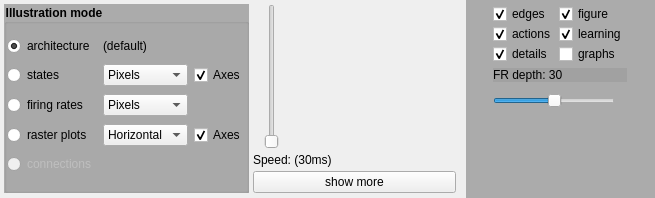
The window that BrainStdGUI/source/windows/controlswidget.ui (brainstudio-team/BrainStudio) describes before a commit, drawn with Qt 5.
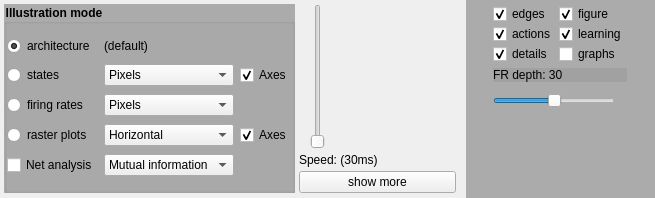
The same window after the commit.

Commit message: The front end is now ready to illustrate network properties

The edit to the form file:
```diff
--- a/BrainStdGUI/source/windows/controlswidget.ui
+++ b/BrainStdGUI/source/windows/controlswidget.ui
@@ -138,16 +138,6 @@
          </item>
         </widget>
        </item>
-       <item row="10" column="0">
-        <widget class="QRadioButton" name="modeNetworkRadioButton">
-         <property name="enabled">
-          <bool>false</bool>
-         </property>
-         <property name="text">
-          <string>connections</string>
-         </property>
-        </widget>
-       </item>
        <item row="4" column="0">
         <widget class="QRadioButton" name="modeCRadioButton">
          <property name="text">
@@ -155,6 +145,20 @@
          </property>
         </widget>
        </item>
+       <item row="5" column="1">
+        <widget class="QComboBox" name="rOrientation">
+         <item>
+          <property name="text">
+           <string>Horizontal</string>
+          </property>
+         </item>
+         <item>
+          <property name="text">
+           <string>Vertical</string>
+          </property>
+         </item>
+        </widget>
+       </item>
        <item row="2" column="0">
         <widget class="QRadioButton" name="modeStatesRadioButton">
          <property name="text">
@@ -175,20 +179,6 @@
          </property>
         </widget>
        </item>
-       <item row="5" column="1">
-        <widget class="QComboBox" name="rOrientation">
-         <item>
-          <property name="text">
-           <string>Horizontal</string>
-          </property>
-         </item>
-         <item>
-          <property name="text">
-           <string>Vertical</string>
-          </property>
-         </item>
-        </widget>
-       </item>
        <item row="5" column="2">
         <widget class="QCheckBox" name="rAxes">
          <property name="text">
@@ -199,6 +189,27 @@
          </property>
         </widget>
        </item>
+       <item row="6" column="0">
+        <widget class="QCheckBox" name="netAnalysischeckBox">
+         <property name="text">
+          <string>Net analysis</string>
+         </property>
+        </widget>
+       </item>
+       <item row="6" column="1">
+        <widget class="QComboBox" name="networkMode">
+         <item>
+          <property name="text">
+           <string>Mutual information</string>
+          </property>
+         </item>
+         <item>
+          <property name="text">
+           <string>Transfer entropy</string>
+          </property>
+         </item>
+        </widget>
+       </item>
       </layout>
      </widget>
     </item>
```
The commit also changes 11 other files.
